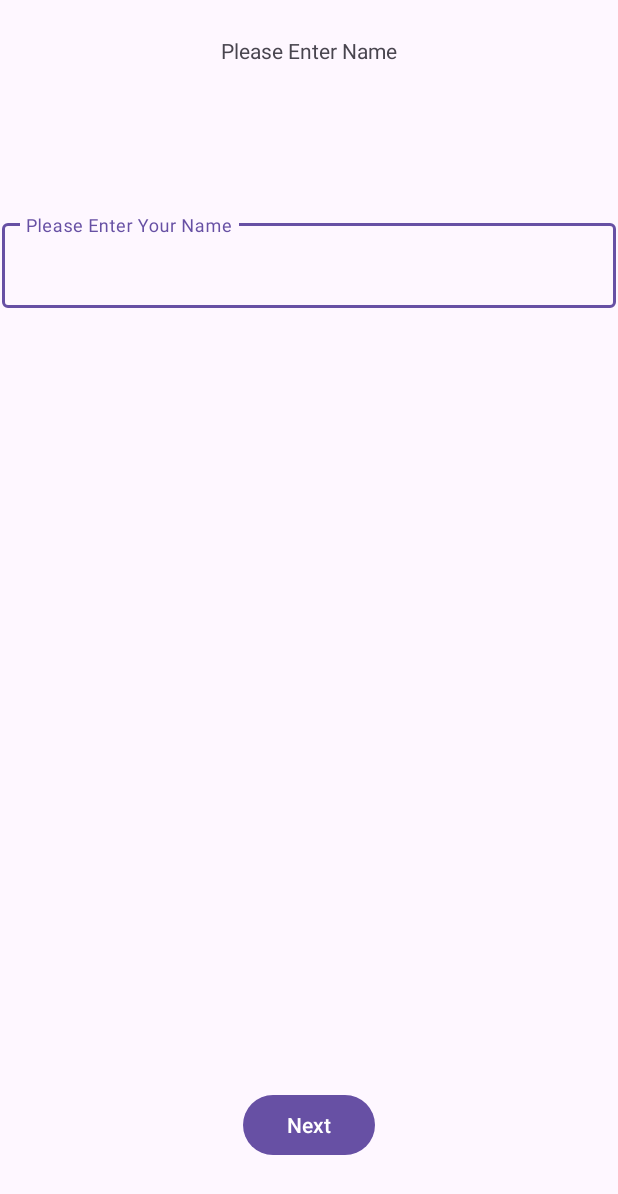
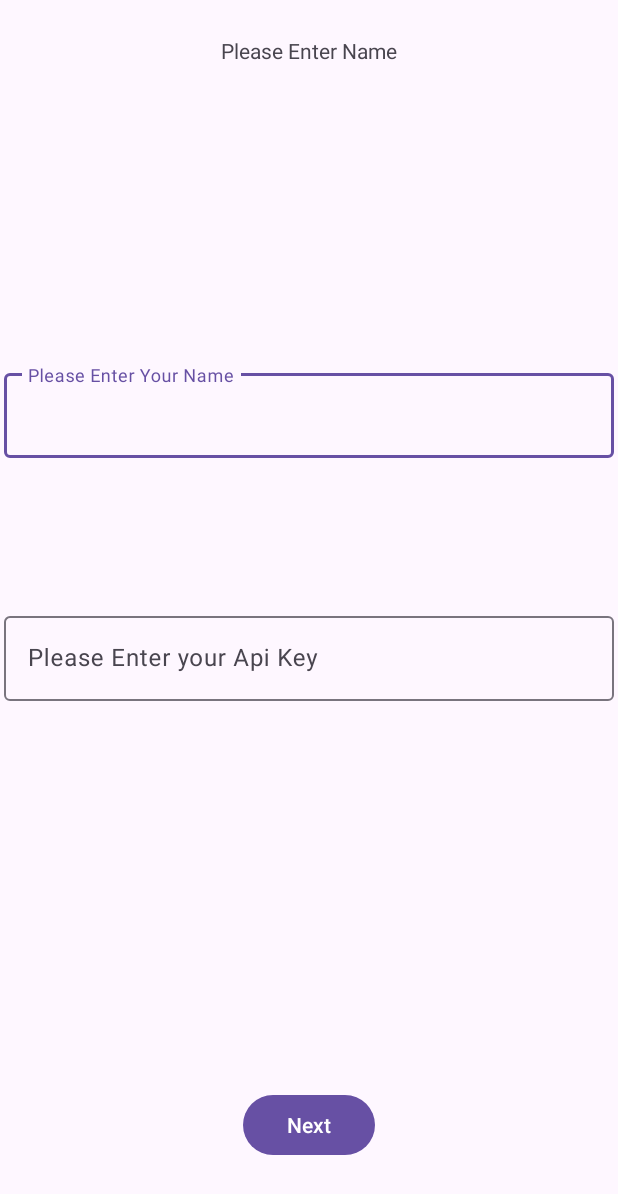
Before and after one commit to MarcWilhelm/weatherCompareApp, an Android app: the screen it shows after launch (MainActivity), on a phone screen of 412 x 824 dp. Shown: the top 1194 px of the screen. Run offline under Robolectric (Android 15) with nearby library versions, the phone set to English and light mode, and no system bars.

Commit message:
you now can type in your own API Key

```diff
--- a/app/src/main/java/dev/marc/m335/weathercompareapp/ApiTemperatureSensorService.java
+++ b/app/src/main/java/dev/marc/m335/weathercompareapp/ApiTemperatureSensorService.java
@@ -51,7 +51,7 @@ public class ApiTemperatureSensorService extends Service implements SensorEventL
 
     private void getTemperature() {
         System.out.println("getTemperature()gets executed");
-        Call<WeatherData> call = apiService.getUser();
+        Call<WeatherData> call = apiService.getUser("33.44", "-94.04", "f75480f4a3e76d1ecfd2594d998e0786");
         call.enqueue(new Callback<WeatherData>() {
             @Override
             public void onResponse(Call<WeatherData> call, Response<WeatherData> response) {
--- a/app/src/main/java/dev/marc/m335/weathercompareapp/CompareActivity.java
+++ b/app/src/main/java/dev/marc/m335/weathercompareapp/CompareActivity.java
@@ -39,6 +39,7 @@ public class CompareActivity extends AppCompatActivity {
         setContentView(R.layout.activity_compare);
 
         Bundle exttras = getIntent().getExtras();
+        System.out.println(exttras.getString("apiKey"));
 
         if (exttras != null) {
             String name = exttras.getString("name");
--- a/app/src/main/java/dev/marc/m335/weathercompareapp/MainActivity.java
+++ b/app/src/main/java/dev/marc/m335/weathercompareapp/MainActivity.java
@@ -14,6 +14,8 @@ import androidx.core.app.ActivityCompat;
 
 import com.google.android.material.textfield.TextInputLayout;
 
+import java.util.Objects;
+
 public class MainActivity extends AppCompatActivity {
     private static final int REQUEST_LOCATION = 1;
 
@@ -24,7 +26,7 @@ public class MainActivity extends AppCompatActivity {
 
         Button nextBtn = (Button) findViewById(R.id.nextButton);
         TextInputLayout nameInput = (TextInputLayout) findViewById(R.id.name);
-        nameInput.getEditText().addTextChangedListener(new TextWatcher() {
+    /*   nameInput.getEditText().addTextChangedListener(new TextWatcher() {
             @Override
             public void beforeTextChanged(CharSequence charSequence, int i, int i1, int i2) {
                 if (charSequence.toString().trim().length() == 0) {
@@ -43,11 +45,36 @@ public class MainActivity extends AppCompatActivity {
 
             }
         });
+*/
+        TextInputLayout apiIdInput = (TextInputLayout) findViewById(R.id.apiKeyLayout);
+    /*    nameInput.getEditText().addTextChangedListener(new TextWatcher() {
+            @Override
+            public void beforeTextChanged(CharSequence charSequence, int i, int i1, int i2) {
+                if (charSequence.toString().trim().length() == 0) {
+                    nextBtn.setEnabled(false);
+                } else {
+                    nextBtn.setEnabled(true);
+                }
+            }
+
+            @Override
+            public void onTextChanged(CharSequence charSequence, int i, int i1, int i2) {
+            }
+
+            @Override
+            public void afterTextChanged(Editable editable) {
+
+            }
+        });*/
+
+
 
         nextBtn.setEnabled(true);
         ActivityCompat.requestPermissions(this,
                 new String[]{android.Manifest.permission.ACCESS_FINE_LOCATION}, REQUEST_LOCATION);
 
+
+        System.out.println(apiIdInput.getEditText());
         nextBtn.setOnClickListener(new View.OnClickListener() {
 
             @Override
@@ -55,6 +82,7 @@ public class MainActivity extends AppCompatActivity {
 
                 Intent i = new Intent(MainActivity.this, CompareActivity.class);
                 i.putExtra("name", "Marc");
+                i.putExtra("apiKey", apiIdInput.getEditText().getText());
                 startActivity(i);
 
             }
--- a/app/src/main/java/dev/marc/m335/weathercompareapp/MyAPIEndpointInterface.java
+++ b/app/src/main/java/dev/marc/m335/weathercompareapp/MyAPIEndpointInterface.java
@@ -4,9 +4,12 @@ import dev.marc.m335.weathercompareapp.model.WeatherData;
 import retrofit2.Call;
 import retrofit2.http.GET;
 import retrofit2.http.Path;
+import retrofit2.http.Query;
 
 public interface MyAPIEndpointInterface {
 
-    @GET("https://api.openweathermap.org/data/3.0/onecall?lat=33.44&lon=-94.04&exclude=hourly,daily&units=metric&appid=f75480f4a3e76d1ecfd2594d998e0786")
-    Call<WeatherData> getUser();
+    @GET("https://api.openweathermap.org/data/3.0/onecall?&exclude=hourly,daily&units=metric")
+    Call<WeatherData> getUser(
+            @Query("lat") String lat, @Query("lon") String lon, @Query("appid") String appid
+    );
 }
--- a/app/src/main/res/layout/activity_main.xml
+++ b/app/src/main/res/layout/activity_main.xml
@@ -49,11 +49,44 @@
             app:layout_constraintStart_toStartOf="parent"
             app:layout_constraintTop_toBottomOf="@+id/linearLayout">
 
-            <com.google.android.material.textfield.TextInputEditText
-                android:id="@+id/nameInput"
+            <com.google.android.material.textfield.TextInputLayout
+                android:id="@+id/name"
                 android:layout_width="match_parent"
-                android:layout_height="wrap_content"
-                android:hint="Please Enter Your Name" />
+                android:layout_height="match_parent"
+                android:layout_marginStart="1dp"
+                android:layout_marginTop="100dp"
+                android:layout_marginEnd="1dp"
+                app:layout_constraintEnd_toEndOf="parent"
+                app:layout_constraintStart_toStartOf="parent"
+                app:layout_constraintTop_toBottomOf="@+id/linearLayout">
+
+                <com.google.android.material.textfield.TextInputEditText
+                    android:id="@+id/nameInput"
+                    android:layout_width="match_parent"
+                    android:layout_height="wrap_content"
+                    android:hint="Please Enter Your Name" />
+
+            </com.google.android.material.textfield.TextInputLayout>
+
+            <com.google.android.material.textfield.TextInputLayout
+                android:id="@+id/apiKeyLayout"
+                android:layout_width="match_parent"
+                android:layout_height="match_parent"
+                android:layout_marginStart="1dp"
+                android:layout_marginTop="100dp"
+                android:layout_marginEnd="1dp"
+                app:layout_constraintEnd_toEndOf="parent"
+                app:layout_constraintStart_toStartOf="parent"
+                app:layout_constraintTop_toBottomOf="@+id/linearLayout">
+
+                <com.google.android.material.textfield.TextInputEditText
+                    android:id="@+id/apiIDInput"
+                    android:layout_width="match_parent"
+                    android:layout_height="wrap_content"
+                    android:hint="Please Enter your Api Key" />
+
+            </com.google.android.material.textfield.TextInputLayout>
+
         </com.google.android.material.textfield.TextInputLayout>
 
         <Button
```
